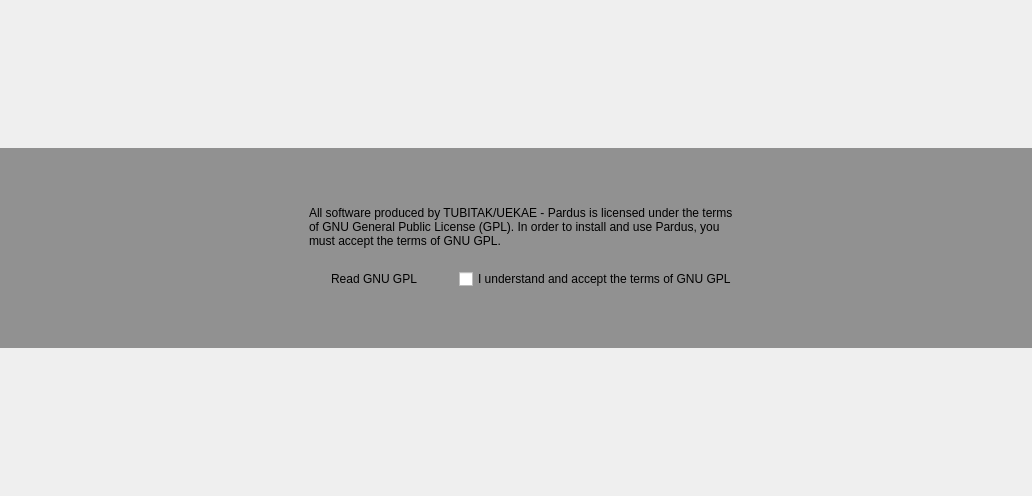
Old version of the form branches/yali/yali-proximate/yali/gui/Ui/welcomewidget.ui in the repository pars-linux/uludag.
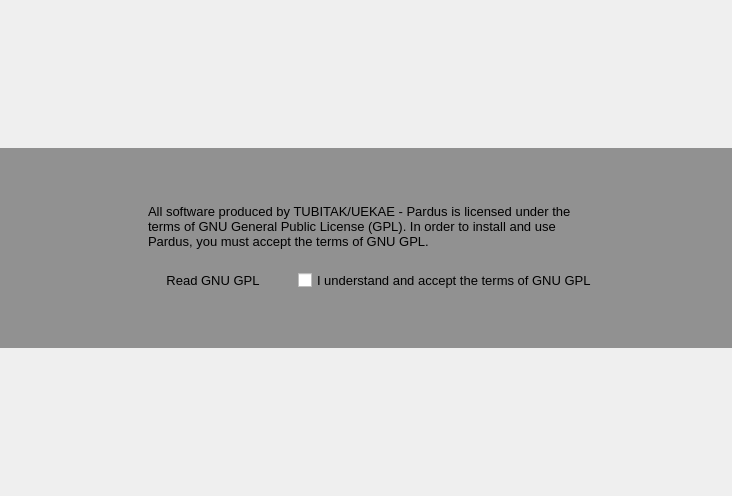
New version of the form. Icons and pictures are not drawn.

```diff
--- a/branches/yali/yali-proximate/yali/gui/Ui/welcomewidget.ui
+++ b/branches/yali/yali-proximate/yali/gui/Ui/welcomewidget.ui
@@ -6,7 +6,7 @@
    <rect>
     <x>0</x>
     <y>0</y>
-    <width>1032</width>
+    <width>732</width>
     <height>496</height>
    </rect>
   </property>
@@ -103,6 +103,11 @@
           </item>
           <item>
            <widget class="QLabel" name="disclamer">
+            <property name="font">
+             <font>
+              <pointsize>10</pointsize>
+             </font>
+            </property>
             <property name="lineWidth">
              <number>1</number>
             </property>
@@ -142,6 +147,11 @@
                 <height>0</height>
                </size>
               </property>
+              <property name="font">
+               <font>
+                <pointsize>10</pointsize>
+               </font>
+              </property>
               <property name="focusPolicy">
                <enum>Qt::TabFocus</enum>
               </property>
@@ -159,9 +169,17 @@
             </item>
             <item>
              <widget class="QCheckBox" name="accept">
+              <property name="font">
+               <font>
+                <pointsize>10</pointsize>
+               </font>
+              </property>
               <property name="text">
                <string>I understand and accept the terms of GNU GPL</string>
               </property>
+              <property name="checkable">
+               <bool>true</bool>
+              </property>
              </widget>
             </item>
            </layout>
```
